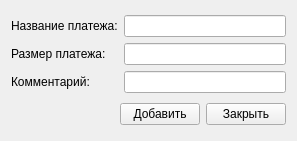
This is ui/contrib_addKind.ui in fixtik/Garage_base as Qt 5 draws it before an edit. The edited form follows.
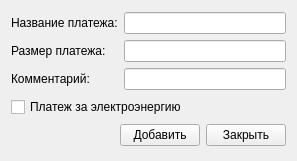
This is the edited form.

```diff
--- a/ui/contrib_addKind.ui
+++ b/ui/contrib_addKind.ui
@@ -7,7 +7,7 @@
     <x>0</x>
     <y>0</y>
     <width>297</width>
-    <height>141</height>
+                <height>161</height>
    </rect>
   </property>
   <property name="windowTitle">
@@ -74,6 +74,13 @@
      </item>
     </layout>
    </item>
+            <item>
+                <widget class="QCheckBox" name="electric_checkBox">
+                    <property name="text">
+                        <string>Платеж за электроэнергию</string>
+                    </property>
+                </widget>
+            </item>
    <item>
     <layout class="QHBoxLayout" name="horizontalLayout_2">
      <item>
```
Lines whose indentation alone changed are shown as unchanged.
